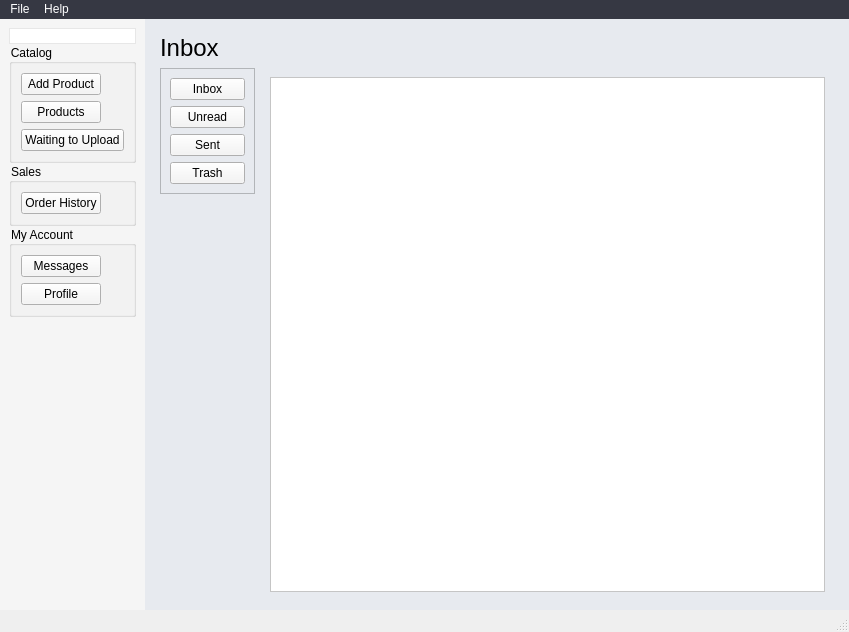
First picture: the form in ui_redesign/main_window_redesign.ui, repository jwfraustro/laughing-waddle, before the edit.
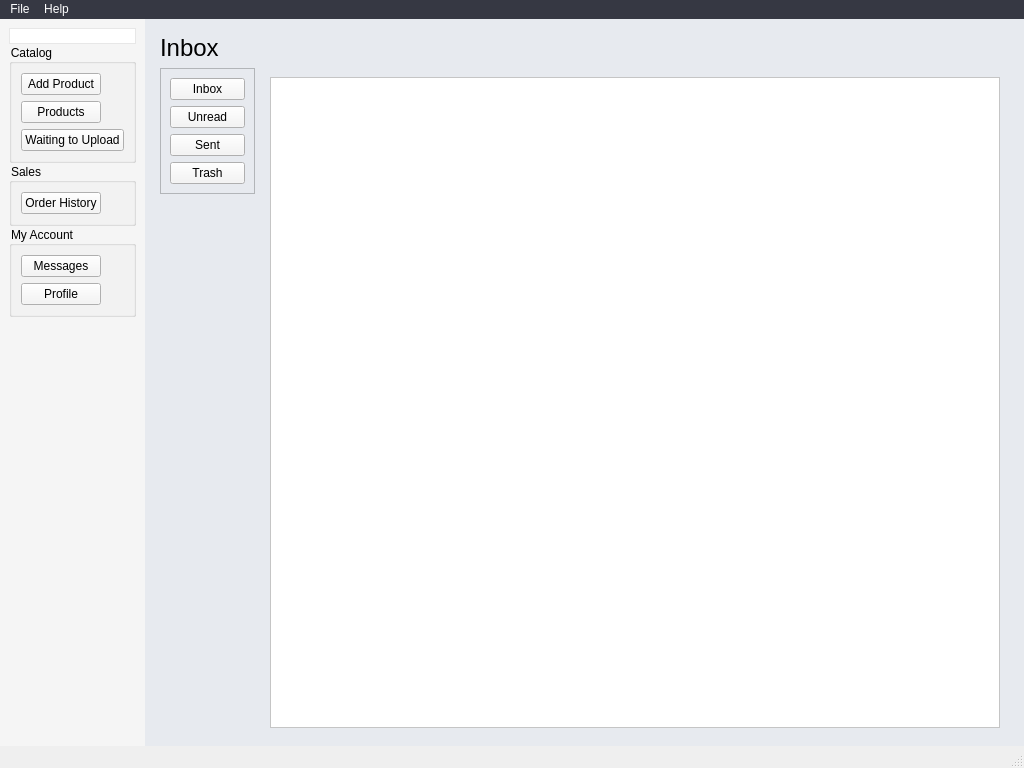
Second picture: the form after the edit. The open tabs and pages were chosen to show the change. Icons and pictures are not drawn.

The edit to the form file:
```diff
--- a/ui_redesign/main_window_redesign.ui
+++ b/ui_redesign/main_window_redesign.ui
@@ -6,8 +6,8 @@
    <rect>
     <x>0</x>
     <y>0</y>
-    <width>849</width>
-    <height>632</height>
+    <width>1024</width>
+    <height>768</height>
    </rect>
   </property>
   <property name="sizePolicy">
@@ -18,8 +18,8 @@
   </property>
   <property name="minimumSize">
    <size>
-    <width>849</width>
-    <height>632</height>
+    <width>1024</width>
+    <height>768</height>
    </size>
   </property>
   <property name="font">
@@ -1346,7 +1346,7 @@
                <bool>false</bool>
               </property>
               <attribute name="horizontalHeaderVisible">
-               <bool>true</bool>
+               <bool>false</bool>
               </attribute>
               <attribute name="horizontalHeaderCascadingSectionResizes">
                <bool>false</bool>
@@ -1354,6 +1354,9 @@
               <attribute name="horizontalHeaderHighlightSections">
                <bool>false</bool>
               </attribute>
+              <attribute name="horizontalHeaderStretchLastSection">
+               <bool>true</bool>
+              </attribute>
               <attribute name="verticalHeaderVisible">
                <bool>false</bool>
               </attribute>
@@ -1927,7 +1930,7 @@
     <rect>
      <x>0</x>
      <y>0</y>
-     <width>849</width>
+     <width>1024</width>
      <height>21</height>
     </rect>
    </property>
```
Left out of the diff: 2 changed lines with no effect on the pictures.
